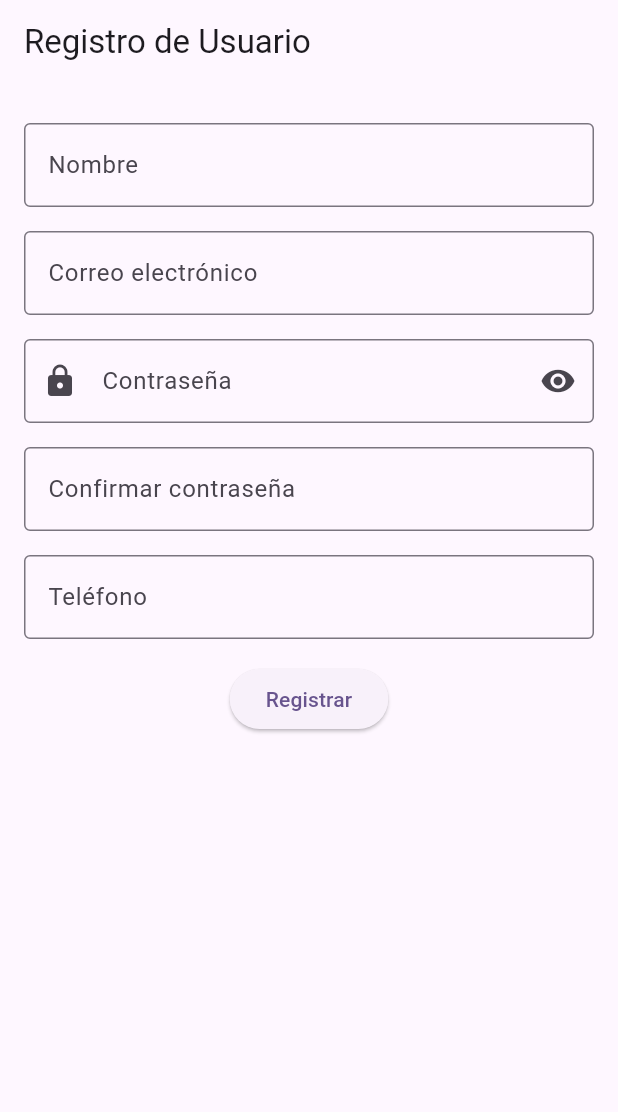
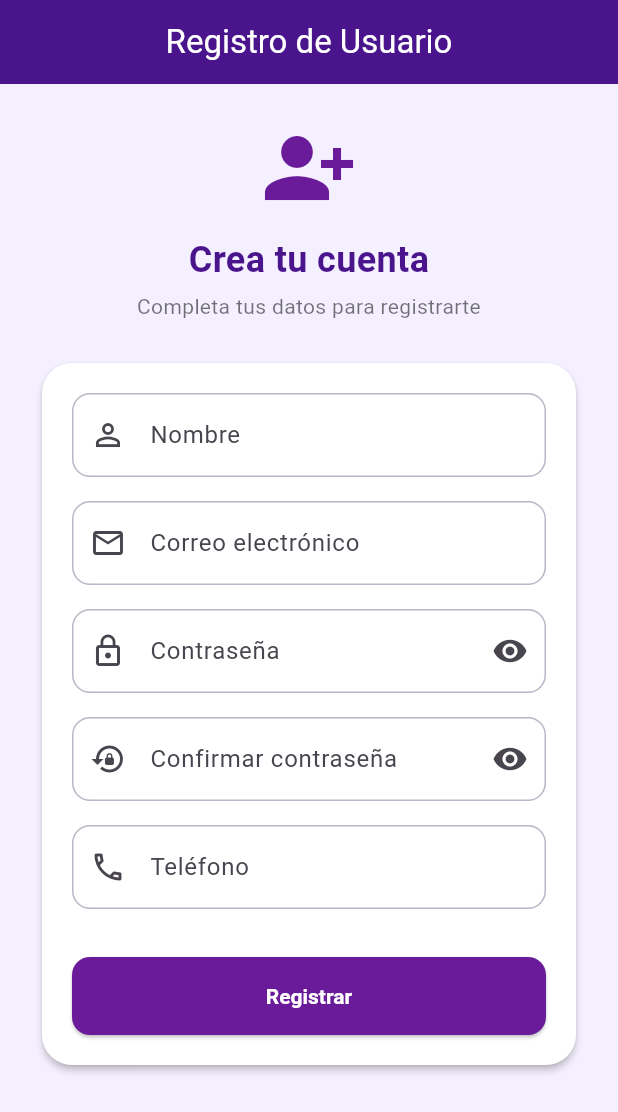
Before and after one commit to Armando-J-Salgado/Apps-Moviles---Formulario-de-registro, a Flutter app: the screen it shows after launch, on a phone screen of 412 x 824 dp. Shown: the top 1112 px of the screen. Run offline on Flutter 3.47's test engine with Material 3 defaults, Android fonts, the phone set to English and light mode, and no system bars.

Commit message:
UI mejorada

```diff
--- a/lib/main.dart
+++ b/lib/main.dart
@@ -14,7 +14,41 @@ class MyApp extends StatelessWidget {
     return MaterialApp(
       title: 'Página de registro',
       theme: ThemeData(
-        colorScheme: .fromSeed(seedColor: Colors.deepPurple),
+        useMaterial3: true,
+        colorScheme: ColorScheme.fromSeed(seedColor: Colors.deepPurple),
+        scaffoldBackgroundColor: const Color(0xFFF5F0FF),
+        appBarTheme: const AppBarTheme(
+          backgroundColor: Color(0xFF4A148C),
+          foregroundColor: Colors.white,
+          centerTitle: true,
+        ),
+        inputDecorationTheme: InputDecorationTheme(
+          filled: true,
+          fillColor: Colors.white,
+          contentPadding: const EdgeInsets.symmetric(
+            horizontal: 16,
+            vertical: 16,
+          ),
+          border: const OutlineInputBorder(
+            borderRadius: BorderRadius.all(Radius.circular(12)),
+          ),
+          enabledBorder: const OutlineInputBorder(
+            borderRadius: BorderRadius.all(Radius.circular(12)),
+            borderSide: BorderSide(color: Color(0xFFBDB4C7)),
+          ),
+          focusedBorder: const OutlineInputBorder(
+            borderRadius: BorderRadius.all(Radius.circular(12)),
+            borderSide: BorderSide(color: Colors.deepPurple, width: 2),
+          ),
+          errorBorder: const OutlineInputBorder(
+            borderRadius: BorderRadius.all(Radius.circular(12)),
+            borderSide: BorderSide(color: Colors.red),
+          ),
+          focusedErrorBorder: const OutlineInputBorder(
+            borderRadius: BorderRadius.all(Radius.circular(12)),
+            borderSide: BorderSide(color: Colors.red, width: 2),
+          ),
+        ),
       ),
       home: RegisterScreen(),
     );
--- a/lib/screens/register_screen.dart
+++ b/lib/screens/register_screen.dart
@@ -2,6 +2,7 @@ import 'package:flutter/material.dart';
 import 'package:formulario_registro/widgets/confirm_password_field.dart';
 import 'package:formulario_registro/widgets/name_field.dart';
 import 'package:formulario_registro/widgets/phone_field.dart';
+
 import '../widgets/email_field.dart';
 import '../widgets/password_field.dart';
 
@@ -11,47 +12,107 @@ class RegisterScreen extends StatelessWidget {
   final GlobalKey<FormState> _formKey = GlobalKey<FormState>();
   final TextEditingController nameController = TextEditingController();
   final TextEditingController passwordController = TextEditingController();
-  final TextEditingController confirmPasswordController = TextEditingController();
+  final TextEditingController confirmPasswordController =
+      TextEditingController();
   final TextEditingController phoneController = TextEditingController();
   final TextEditingController emailController = TextEditingController();
 
   @override
   Widget build(BuildContext context) {
     return Scaffold(
-      appBar: AppBar(
-        title: const Text('Registro de Usuario'),
+      appBar: AppBar(title: const Text('Registro de Usuario')),
+      body: SafeArea(
+        child: GestureDetector(
+          behavior: HitTestBehavior.opaque,
+          onTap: () => FocusScope.of(context).unfocus(),
+          child: SingleChildScrollView(
+            keyboardDismissBehavior: ScrollViewKeyboardDismissBehavior.onDrag,
+            padding: const EdgeInsets.all(24),
+            child: Column(
+              crossAxisAlignment: CrossAxisAlignment.stretch,
+              children: [
+                const Icon(
+                  Icons.person_add_alt_1,
+                  color: Color(0xFF6A1B9A),
+                  size: 64,
                 ),
-      body: Padding(
-        padding: const EdgeInsets.all(16),
+                const SizedBox(height: 12),
+                const Text(
+                  'Crea tu cuenta',
+                  textAlign: TextAlign.center,
+                  style: TextStyle(
+                    color: Color(0xFF4A148C),
+                    fontSize: 24,
+                    fontWeight: FontWeight.bold,
+                  ),
+                ),
+                const SizedBox(height: 4),
+                const Text(
+                  'Completa tus datos para registrarte',
+                  textAlign: TextAlign.center,
+                  style: TextStyle(color: Colors.black54),
+                ),
+                const SizedBox(height: 24),
+                Card(
+                  color: Colors.white,
+                  elevation: 2,
+                  shape: RoundedRectangleBorder(
+                    borderRadius: BorderRadius.circular(20),
+                  ),
+                  child: Padding(
+                    padding: const EdgeInsets.all(20),
                     child: Form(
                       key: _formKey,
                       child: Column(
+                        crossAxisAlignment: CrossAxisAlignment.stretch,
                         children: [
-              const SizedBox(height: 10),
-              NameField(controller: nameController,),
+                          NameField(controller: nameController),
                           const SizedBox(height: 16),
                           EmailField(controller: emailController),
                           const SizedBox(height: 16),
                           PasswordField(controller: passwordController),
                           const SizedBox(height: 16),
-              ConfirmPasswordField(controller: confirmPasswordController, passwordController: passwordController,),
+                          ConfirmPasswordField(
+                            controller: confirmPasswordController,
+                            passwordController: passwordController,
+                          ),
                           const SizedBox(height: 16),
-              PhoneField(controller: phoneController,),
-              const SizedBox(height: 16),
-
-              ElevatedButton(
+                          PhoneField(controller: phoneController),
+                          const SizedBox(height: 32),
+                          SizedBox(
+                            height: 52,
+                            child: ElevatedButton(
+                              style: ElevatedButton.styleFrom(
+                                backgroundColor: const Color(0xFF6A1B9A),
+                                foregroundColor: Colors.white,
+                                textStyle: const TextStyle(
+                                  fontWeight: FontWeight.bold,
+                                ),
+                                shape: RoundedRectangleBorder(
+                                  borderRadius: BorderRadius.circular(12),
+                                ),
+                              ),
                               onPressed: () {
                                 if (_formKey.currentState!.validate()) {
                                   ScaffoldMessenger.of(context).showSnackBar(
                                     const SnackBar(
-                        content: Text('Formulario válido'),
+                                      content: Text('Registro válido'),
+                                      behavior: SnackBarBehavior.floating,
+                                      backgroundColor: Color(0xFF4A148C),
                                     ),
                                   );
                                 }
                               },
                               child: const Text('Registrar'),
                             ),
+                          ),
                         ],
+                      ),
+                    ),
+                  ),
+                ),
+              ],
+            ),
           ),
         ),
       ),
--- a/lib/widgets/confirm_password_field.dart
+++ b/lib/widgets/confirm_password_field.dart
@@ -1,7 +1,8 @@
 import 'package:flutter/material.dart';
+
 import '../utils/validators.dart';
 
-class ConfirmPasswordField extends StatelessWidget {
+class ConfirmPasswordField extends StatefulWidget {
   final TextEditingController controller;
   final TextEditingController passwordController;
 
@@ -12,17 +13,28 @@ class ConfirmPasswordField extends StatelessWidget {
   });
 
   @override
+  State<ConfirmPasswordField> createState() => _ConfirmPasswordFieldState();
+}
+
+class _ConfirmPasswordFieldState extends State<ConfirmPasswordField> {
+  bool _obscure = true;
+
+  @override
   Widget build(BuildContext context) {
     return TextFormField(
-      controller: controller,
-      obscureText: true,
-      decoration: const InputDecoration(
+      controller: widget.controller,
+      obscureText: _obscure,
+      decoration: InputDecoration(
         labelText: 'Confirmar contraseña',
-        border: OutlineInputBorder(),
+        prefixIcon: const Icon(Icons.lock_reset),
+        suffixIcon: IconButton(
+          icon: Icon(_obscure ? Icons.visibility : Icons.visibility_off),
+          onPressed: () => setState(() => _obscure = !_obscure),
+        ),
       ),
       validator: (value) => Validators.confirmPasswordValidator(
         value,
-        passwordController.text,
+        widget.passwordController.text,
       ),
     );
   }
--- a/lib/widgets/email_field.dart
+++ b/lib/widgets/email_field.dart
@@ -3,10 +3,7 @@ import 'package:flutter/material.dart';
 class EmailField extends StatelessWidget {
   final TextEditingController controller;
 
-  const EmailField({
-    super.key,
-    required this.controller,
-  });
+  const EmailField({super.key, required this.controller});
 
   @override
   Widget build(BuildContext context) {
@@ -15,7 +12,7 @@ class EmailField extends StatelessWidget {
       keyboardType: TextInputType.emailAddress,
       decoration: const InputDecoration(
         labelText: 'Correo electrónico',
-        border: OutlineInputBorder(),
+        prefixIcon: Icon(Icons.email_outlined),
       ),
       validator: (value) {
         if (value == null || value.trim().isEmpty) {
--- a/lib/widgets/name_field.dart
+++ b/lib/widgets/name_field.dart
@@ -1,13 +1,11 @@
 import 'package:flutter/material.dart';
+
 import '../utils/validators.dart';
 
 class NameField extends StatelessWidget {
   final TextEditingController controller;
 
-  const NameField({
-    super.key,
-    required this.controller,
-  });
+  const NameField({super.key, required this.controller});
 
   @override
   Widget build(BuildContext context) {
@@ -15,7 +13,7 @@ class NameField extends StatelessWidget {
       controller: controller,
       decoration: const InputDecoration(
         labelText: 'Nombre',
-        border: OutlineInputBorder(),
+        prefixIcon: Icon(Icons.person_outline),
       ),
       validator: Validators.nameValidator,
       autovalidateMode: AutovalidateMode.onUserInteractionIfError,
--- a/lib/widgets/password_field.dart
+++ b/lib/widgets/password_field.dart
@@ -1,4 +1,5 @@
 import 'package:flutter/material.dart';
+
 import '../utils/validators.dart';
 
 class PasswordField extends StatefulWidget {
@@ -21,8 +22,7 @@ class _PasswordFieldState extends State<PasswordField> {
       keyboardType: TextInputType.visiblePassword,
       decoration: InputDecoration(
         labelText: 'Contraseña',
-        prefixIcon: const Icon(Icons.lock),
-        border: const OutlineInputBorder(),
+        prefixIcon: const Icon(Icons.lock_outline),
         suffixIcon: IconButton(
           icon: Icon(_obscure ? Icons.visibility : Icons.visibility_off),
           onPressed: () => setState(() => _obscure = !_obscure),
--- a/lib/widgets/phone_field.dart
+++ b/lib/widgets/phone_field.dart
@@ -16,9 +16,14 @@ class PhoneField extends StatelessWidget {
       inputFormatters: [FilteringTextInputFormatter.digitsOnly],
       decoration: const InputDecoration(
         labelText: 'Teléfono',
-        counterText: '',
-        border: OutlineInputBorder(),
+        prefixIcon: Icon(Icons.phone_outlined),
       ),
+      buildCounter: (
+        context, {
+        required currentLength,
+        required isFocused,
+        maxLength,
+      }) => null,
       validator: Validators.phoneValidator,
     );
   }
```
Lines whose indentation alone changed are shown as unchanged.
